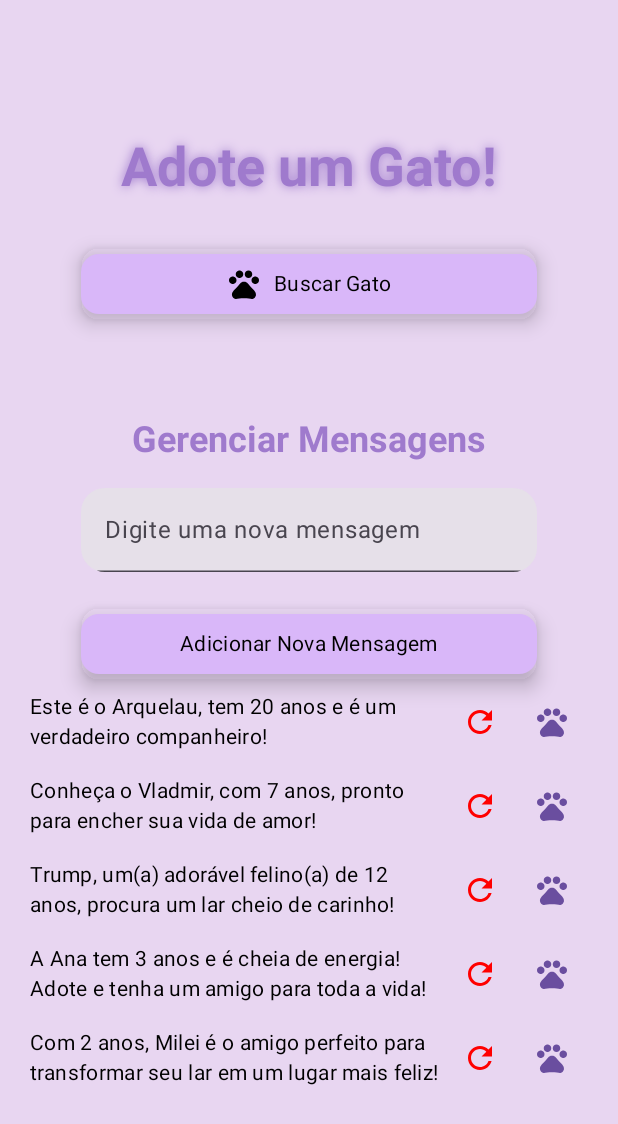
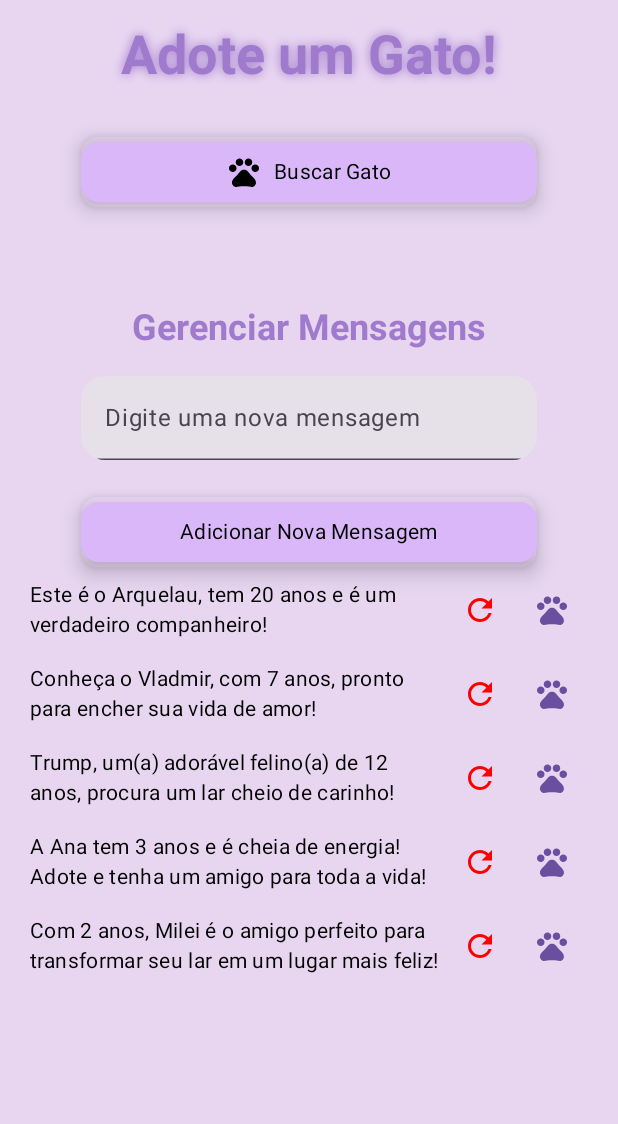
Before and after one commit to malobr/CatPaws, an Android app built with Jetpack Compose: the screen it shows after launch (MainActivity), on a phone screen of 412 x 824 dp. Shown: the top 1124 px of the screen. Run offline under Robolectric (Android 15) with nearby library versions, the phone set to English and light mode, and no system bars; network calls fail; pictures from the network do not load; 1 statement that could not run was skipped.

Commit message:
Update code

```diff
--- a/Catpaws1/Aula20/app/src/main/java/com/up_des_mobile/thedogimage/view/SaveImageToGallery.kt
+++ b/Catpaws1/Aula20/app/src/main/java/com/up_des_mobile/thedogimage/view/SaveImageToGallery.kt
@@ -14,13 +14,11 @@ import coil.ImageLoader
 import coil.request.ImageRequest
 import coil.request.SuccessResult
 
-// Função para salvar imagem na galeria
 suspend fun saveImageToGallery(imageUrl: String, context: Context) {
     try {
         val bitmap = downloadImage(imageUrl, context)
         if (bitmap != null) {
             if (Build.VERSION.SDK_INT >= Build.VERSION_CODES.Q) {
-                // Usando MediaStore para salvar na galeria no Android 10 ou superior
                 val contentResolver = context.contentResolver
                 val contentValues = ContentValues().apply {
                     put(MediaStore.Images.Media.DISPLAY_NAME, "cat_image_${System.currentTimeMillis()}.jpg")
@@ -34,18 +32,15 @@ suspend fun saveImageToGallery(imageUrl: String, context: Context) {
                     outputStream?.use {
                         bitmap.compress(Bitmap.CompressFormat.JPEG, 100, it)
                     }
-                    // Aciona o scanner para atualizar a galeria
                     MediaScannerConnection.scanFile(context, arrayOf(imageUri.toString()), null, null)
                     Log.d("SaveImage", "Imagem salva com sucesso!")
                 }
             } else {
-                // Para versões mais antigas, salve no diretório tradicional
                 val file = File(context.getExternalFilesDir(null), "cat_image_${System.currentTimeMillis()}.jpg")
                 val outputStream = FileOutputStream(file)
                 bitmap.compress(Bitmap.CompressFormat.JPEG, 100, outputStream)
                 outputStream.close()
 
-                // Adiciona o arquivo à galeria
                 MediaScannerConnection.scanFile(context, arrayOf(file.toString()), null, null)
                 Log.d("SaveImage", "Imagem salva com sucesso!")
             }
@@ -57,7 +52,6 @@ suspend fun saveImageToGallery(imageUrl: String, context: Context) {
     }
 }
 
-// Função para baixar a imagem
 suspend fun downloadImage(imageUrl: String, context: Context): Bitmap? {
     val imageLoader = ImageLoader.Builder(context).build()
     val request = ImageRequest.Builder(context)
--- a/Catpaws1/Aula20/app/src/main/java/com/up_des_mobile/thedogimage/view/ScreenCat.kt
+++ b/Catpaws1/Aula20/app/src/main/java/com/up_des_mobile/thedogimage/view/ScreenCat.kt
@@ -38,6 +38,9 @@ import androidx.navigation.NavController
 import kotlinx.coroutines.launch
 import androidx.compose.runtime.LaunchedEffect
 
+import androidx.compose.foundation.rememberScrollState
+import androidx.compose.foundation.verticalScroll
+
 @OptIn(ExperimentalMaterial3Api::class)
 @Composable
 fun CatApp(navController: NavController) {
@@ -48,7 +51,6 @@ fun CatApp(navController: NavController) {
     val context = LocalContext.current
     val scope = rememberCoroutineScope()
 
-    // Adicionando a variável para nova mensagem
     var newMessage by remember { mutableStateOf("") }
 
     val randomMessages = remember { mutableStateListOf(
@@ -59,16 +61,18 @@ fun CatApp(navController: NavController) {
         "Com 2 anos, Milei é o amigo perfeito para transformar seu lar em um lugar mais feliz!"
     ) }
 
+    val scrollState = rememberScrollState()
+
     MaterialTheme {
         Column(
             modifier = Modifier
                 .fillMaxSize()
                 .background(Color(0xFFE8D6F1))
-                .padding(16.dp),
+                .padding(16.dp)
+                .verticalScroll(scrollState), // Permite scroll no conteúdo
             horizontalAlignment = Alignment.CenterHorizontally,
-            verticalArrangement = Arrangement.Center
+            verticalArrangement = Arrangement.Top // Move o conteúdo para o topo
         ) {
-            // Título
             Text(
                 text = "Adote um Gato!",
                 style = MaterialTheme.typography.headlineLarge.copy(
@@ -86,13 +90,11 @@ fun CatApp(navController: NavController) {
                     .padding(bottom = 32.dp)
             )
 
-            // Botão para buscar gatos
             Button(
                 onClick = {
                     randomText = randomMessages.random()
                     val apiKey = "live_5GxDaiLmmgOlFdJFyC7xwhF1rY8OTKLdZ1XTXshTGPsUWM5Qpy6xW6ifOqqURIWe"
 
-                    // Corrigido para usar coroutines com 'suspend'
                     scope.launch {
                         try {
                             val cats = RetrofitInstance.api.getCat(apiKey)
@@ -124,7 +126,6 @@ fun CatApp(navController: NavController) {
 
             Spacer(modifier = Modifier.height(32.dp))
 
-            // Exibe imagem do gato e texto aleatório
             if (catImage.isNotEmpty()) {
                 Card(
                     modifier = Modifier
@@ -162,7 +163,6 @@ fun CatApp(navController: NavController) {
                     }
                 }
 
-                // Botões de compartilhar e salvar imagem
                 if (showShareButton) {
                     Spacer(modifier = Modifier.height(16.dp))
 
@@ -207,7 +207,6 @@ fun CatApp(navController: NavController) {
                 }
             }
 
-            // Mensagem de erro
             if (errorMessage.isNotEmpty()) {
                 Spacer(modifier = Modifier.height(16.dp))
                 Text(
@@ -217,7 +216,6 @@ fun CatApp(navController: NavController) {
                 )
             }
 
-            // Gerenciamento das mensagens (CRUD)
             Spacer(modifier = Modifier.height(32.dp))
             Text(
                 text = "Gerenciar Mensagens",
@@ -228,7 +226,6 @@ fun CatApp(navController: NavController) {
                 modifier = Modifier.padding(bottom = 16.dp)
             )
 
-            // Input de nova mensagem
             TextField(
                 value = newMessage,
                 onValueChange = { newMessage = it },
@@ -244,7 +241,7 @@ fun CatApp(navController: NavController) {
                 onClick = {
                     if (newMessage.isNotBlank()) {
                         randomMessages.add(newMessage)
-                        newMessage = "" // Limpa o campo após adicionar
+                        newMessage = ""
                     }
                 },
                 shape = RoundedCornerShape(12.dp),
@@ -260,7 +257,6 @@ fun CatApp(navController: NavController) {
                 )
             }
 
-            // Exibição das mensagens
             randomMessages.forEachIndexed { index, message ->
                 Row(
                     modifier = Modifier
--- a/Catpaws1/Aula20/app/src/main/java/com/up_des_mobile/thedogimage/view/ShareImage.kt
+++ b/Catpaws1/Aula20/app/src/main/java/com/up_des_mobile/thedogimage/view/ShareImage.kt
@@ -6,7 +6,7 @@ import android.content.Intent
 fun shareImage(imageUrl: String, context: Context) {
     val intent = Intent().apply {
         action = Intent.ACTION_SEND
-        putExtra(Intent.EXTRA_TEXT, imageUrl) // Aqui compartilhamos a URL da imagem
+        putExtra(Intent.EXTRA_TEXT, imageUrl)
         type = "text/plain"
     }
     context.startActivity(Intent.createChooser(intent, "Compartilhar imagem"))
```
